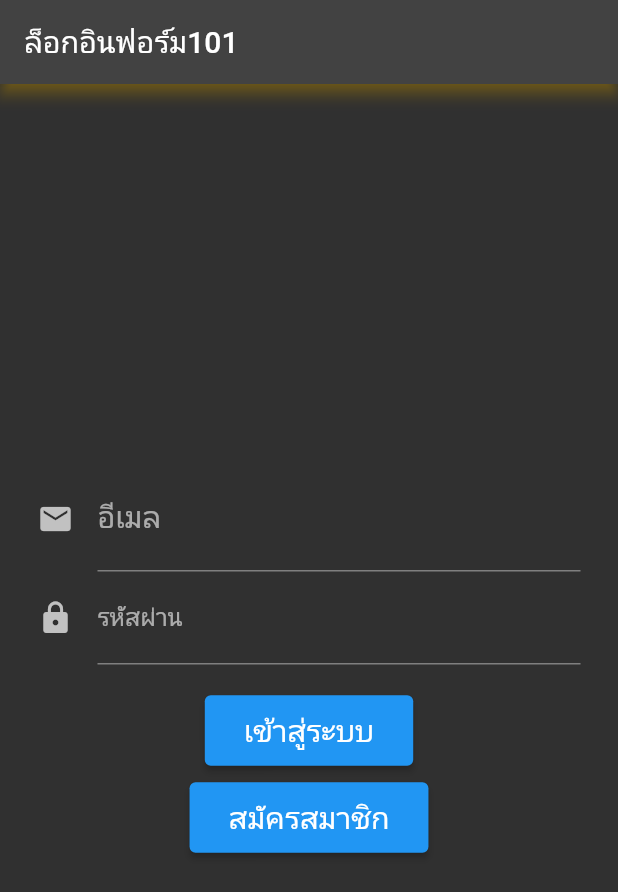
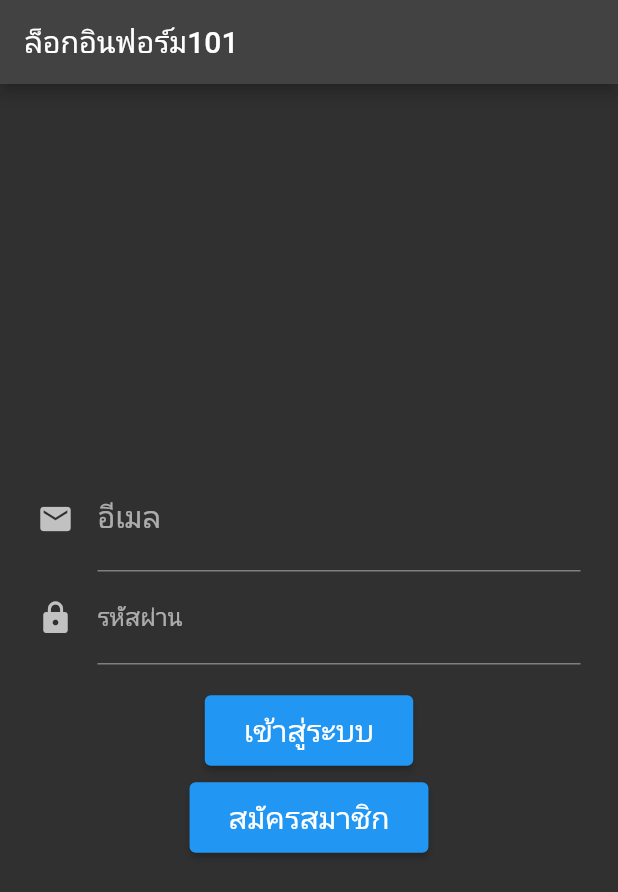
Before and after one commit to sahadsawat/learn-git, a Flutter app: the screen it shows after launch, on a phone screen of 412 x 824 dp. Shown: the top 892 px of the screen. Run offline on Flutter 3.47's test engine with Material 2 defaults, Android fonts, the phone set to English and light mode, and no system bars; our stand-ins replace email_validator.

Commit message:
new changes

```diff
--- a/lib/main.dart
+++ b/lib/main.dart
@@ -14,7 +14,6 @@ class MyApp extends StatelessWidget {
       home: Scaffold(
           appBar: AppBar(
             title: Text('ล็อกอินฟอร์ม101'),
-            shadowColor: Colors.amber,
           ),
           body: Padding(
             padding: const EdgeInsets.all(20.0),
```
